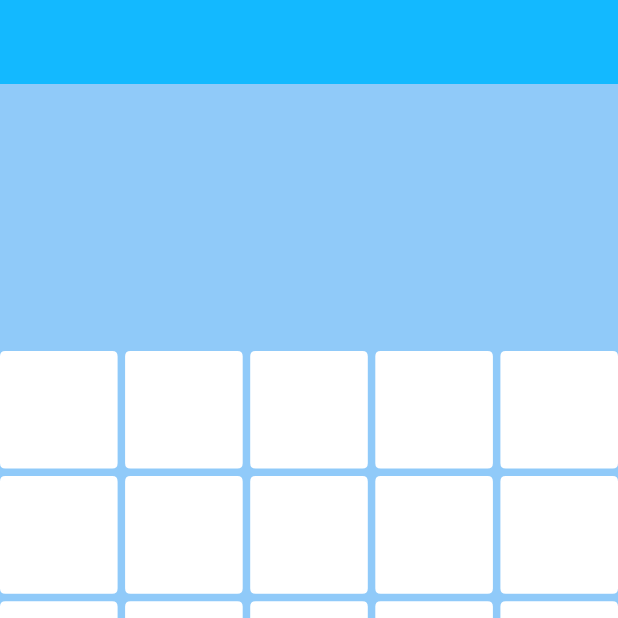
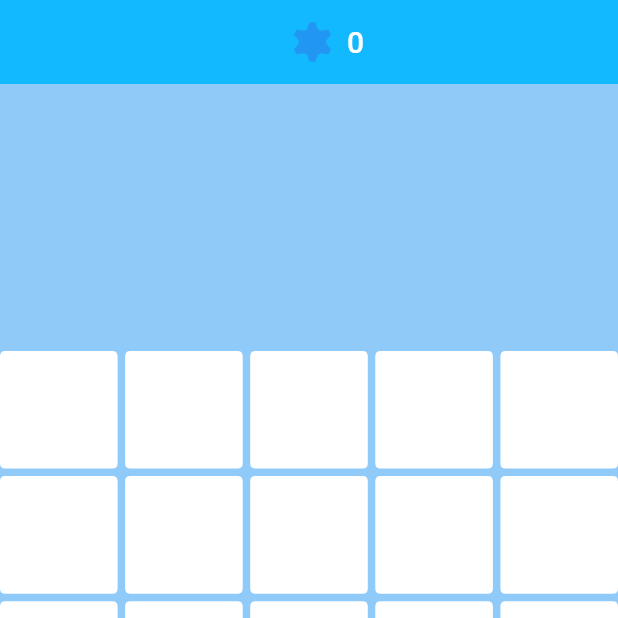
Before and after one commit to ryg-git/mineswiper, a Flutter app: the screen it shows after launch, on a phone screen of 412 x 824 dp, the top half of it. Run offline on Flutter 3.47's test engine with Material 2 defaults, Android fonts, the phone set to English and light mode, and no system bars; our stand-ins replace flutter_hooks, freezed_annotation, gap, google_fonts, hooks_riverpod; missing offline and left inert: throttling; generated files the repository leaves out were written again.

Commit message:
add image assets

```diff
--- a/lib/puzzle/widgets/mine_count.dart
+++ b/lib/puzzle/widgets/mine_count.dart
@@ -4,6 +4,7 @@ import 'package:hooks_riverpod/hooks_riverpod.dart';
 import 'package:mineswiper/puzzle/layout/responsible_layout_builder.dart';
 import 'package:mineswiper/puzzle/providers/puzzle_pro.dart';
 import 'package:mineswiper/utils/screen_dimensions.dart';
+import 'package:mineswiper/utils/theme.dart';
 
 class MineCount extends HookConsumerWidget {
   const MineCount({Key? key}) : super(key: key);
@@ -38,17 +39,20 @@ class MineCount extends HookConsumerWidget {
     Widget getWidget(double dim) {
       return Padding(
         padding: const EdgeInsets.all(8.0),
-        child: mines == 0
-            ? const SizedBox()
-            : AnimatedBuilder(
+        child: AnimatedBuilder(
           animation: animationController,
           builder: (context, child) {
             return Row(
               mainAxisAlignment: MainAxisAlignment.center,
               children: [
-                      Text(
-                        'M: ',
-                        textAlign: TextAlign.center,
+                Padding(
+                  padding: const EdgeInsets.all(8.0),
+                  child: Image(
+                    image: AssetImage('assets/images/mine.png'),
+                    fit: BoxFit.fitHeight,
+                    height: 30,
+                    color: context.theme.primaryColor,
+                  ),
                 ),
                 Stack(
                   children: [
```
Lines whose indentation alone changed are shown as unchanged.
